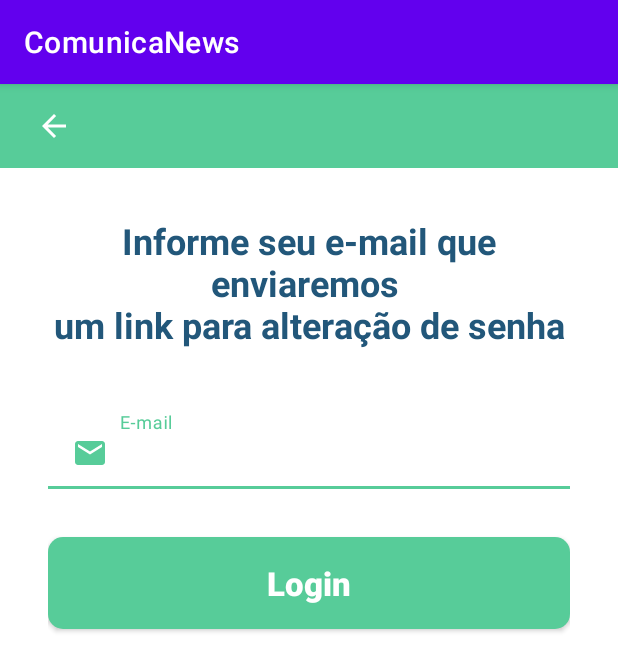
After one commit to biduzilla/comunica_news, an Android app: the RecuperarContaActivity screen opened directly, with no data from a screen before it, on a phone screen of 412 x 824 dp. The commit adds this screen. Shown: the top 671 px of the screen. Run offline under Robolectric (Android 15) with nearby library versions, the phone set to English and light mode, and no system bars.

Commit message:
layout recuperar senha

```diff
--- a/ComunicaNews/app/src/main/AndroidManifest.xml
+++ b/ComunicaNews/app/src/main/AndroidManifest.xml
@@ -1,6 +1,6 @@
 <?xml version="1.0" encoding="utf-8"?>
 <manifest xmlns:android="http://schemas.android.com/apk/res/android"
-    xmlns:tools="http://schemas.android.com/tools" >
+    xmlns:tools="http://schemas.android.com/tools">
 
     <application
         android:allowBackup="true"
@@ -11,24 +11,31 @@
         android:roundIcon="@mipmap/ic_launcher_round"
         android:supportsRtl="true"
         android:theme="@style/Theme.ComunicaNews"
-        tools:targetApi="31" >
+        tools:targetApi="31">
+        <activity
+            android:name=".ui.activity.auth.RecuperarContaActivity"
+            android:exported="false">
+            <meta-data
+                android:name="android.app.lib_name"
+                android:value="" />
+        </activity>
         <activity
             android:name=".ui.activity.auth.CriarContaActivity"
-            android:exported="false" >
+            android:exported="false">
             <meta-data
                 android:name="android.app.lib_name"
                 android:value="" />
         </activity>
         <activity
             android:name=".ui.activity.auth.LoginActivity"
-            android:exported="false" >
+            android:exported="false">
             <meta-data
                 android:name="android.app.lib_name"
                 android:value="" />
         </activity>
         <activity
             android:name=".ui.activity.SplashActivity"
-            android:exported="true" >
+            android:exported="true">
             <intent-filter>
                 <action android:name="android.intent.action.MAIN" />
 
--- /dev/null
+++ b/ComunicaNews/app/src/main/java/com/toddy/comunicanews/ui/activity/auth/RecuperarContaActivity.kt
@@ -0,0 +1,17 @@
+package com.toddy.comunicanews.ui.activity.auth
+
+import android.app.Activity
+import androidx.appcompat.app.AppCompatActivity
+import android.os.Bundle
+import com.toddy.comunicanews.databinding.ActivityRecuperarContaBinding
+
+class RecuperarContaActivity : AppCompatActivity() {
+    private val binding by lazy {
+        ActivityRecuperarContaBinding.inflate(layoutInflater)
+    }
+
+    override fun onCreate(savedInstanceState: Bundle?) {
+        super.onCreate(savedInstanceState)
+        setContentView(binding.root)
+    }
+}
--- a/ComunicaNews/app/src/main/res/layout/activity_criar_conta.xml
+++ b/ComunicaNews/app/src/main/res/layout/activity_criar_conta.xml
@@ -30,7 +30,7 @@
             android:orientation="vertical">
 
             <com.google.android.material.textfield.TextInputLayout
-
+                style="@style/LoginTextInputLayoutStyle"
                 android:layout_width="match_parent"
                 android:layout_height="wrap_content"
                 android:layout_marginTop="16dp"
@@ -58,7 +58,7 @@
             </com.google.android.material.textfield.TextInputLayout>
 
             <com.google.android.material.textfield.TextInputLayout
-
+                style="@style/LoginTextInputLayoutStyle"
                 android:layout_width="match_parent"
                 android:layout_height="wrap_content"
                 android:layout_marginTop="16dp"
@@ -85,7 +85,7 @@
                     app:drawableTint="@color/text_input_box_stroke" />
 
                 <com.google.android.material.textfield.TextInputLayout
-
+                    style="@style/LoginTextInputLayoutStyle"
                     android:layout_width="match_parent"
                     android:layout_height="wrap_content"
                     android:layout_marginTop="16dp"
@@ -117,7 +117,7 @@
             </com.google.android.material.textfield.TextInputLayout>
 
             <com.google.android.material.textfield.TextInputLayout
-
+                style="@style/LoginTextInputLayoutStyle"
                 android:layout_width="match_parent"
                 android:layout_height="wrap_content"
                 android:layout_marginTop="16dp"
@@ -145,7 +145,7 @@
             </com.google.android.material.textfield.TextInputLayout>
 
             <com.google.android.material.textfield.TextInputLayout
-
+                style="@style/LoginTextInputLayoutStyle"
                 android:layout_width="match_parent"
                 android:layout_height="wrap_content"
                 android:layout_marginTop="16dp"
--- /dev/null
+++ b/ComunicaNews/app/src/main/res/layout/activity_recuperar_conta.xml
@@ -0,0 +1,97 @@
+<?xml version="1.0" encoding="utf-8"?>
+<androidx.constraintlayout.widget.ConstraintLayout xmlns:android="http://schemas.android.com/apk/res/android"
+    xmlns:app="http://schemas.android.com/apk/res-auto"
+    xmlns:tools="http://schemas.android.com/tools"
+    android:layout_width="match_parent"
+    android:layout_height="match_parent"
+    android:background="@color/white"
+    tools:context=".ui.activity.auth.RecuperarContaActivity">
+
+    <include
+        android:id="@+id/toolbar_voltar"
+        layout="@layout/toolbar_voltar"
+        app:layout_constraintStart_toStartOf="parent"
+        app:layout_constraintTop_toTopOf="parent" />
+
+    <ScrollView
+        android:layout_width="match_parent"
+        android:layout_height="0dp"
+        android:fillViewport="true"
+        app:layout_constraintBottom_toBottomOf="parent"
+        app:layout_constraintEnd_toEndOf="parent"
+        app:layout_constraintStart_toStartOf="parent"
+        app:layout_constraintTop_toBottomOf="@id/toolbar_voltar">
+
+        <LinearLayout
+            android:layout_width="match_parent"
+            android:layout_height="wrap_content"
+            android:layout_margin="32dp"
+            android:gravity="center_horizontal"
+            android:orientation="vertical">
+
+            <TextView
+                android:id="@+id/textView"
+                android:layout_width="match_parent"
+                android:layout_height="wrap_content"
+                android:text="@string/texto_recuperar_senha"
+                android:textAlignment="center"
+                android:textColor="@color/lapis_lazuli"
+                android:textSize="24sp"
+                android:textStyle="bold"
+                app:layout_constraintEnd_toEndOf="parent"
+                app:layout_constraintStart_toStartOf="parent"
+                app:layout_constraintTop_toBottomOf="@+id/include" />
+
+            <com.google.android.material.textfield.TextInputLayout
+                android:layout_width="match_parent"
+                android:layout_height="wrap_content"
+                android:layout_marginTop="32dp"
+                android:hint="@string/e_mail"
+                android:textColorHint="@color/text_input_box_stroke"
+                app:boxBackgroundColor="@color/white"
+                app:boxCornerRadiusBottomEnd="10dp"
+                app:boxCornerRadiusBottomStart="10dp"
+                app:boxCornerRadiusTopEnd="10dp"
+                app:boxCornerRadiusTopStart="10dp"
+                app:boxStrokeColor="@color/text_input_box_stroke"
+                app:hintTextColor="@color/text_input_box_stroke">
+
+                <com.google.android.material.textfield.TextInputEditText
+                    android:id="@+id/edt_email"
+                    android:layout_width="match_parent"
+                    android:layout_height="wrap_content"
+                    android:drawableStart="@drawable/ic_email"
+                    android:drawablePadding="8dp"
+                    android:inputType="textEmailAddress"
+                    android:textColor="@color/verdigris"
+                    android:textSize="20sp"
+                    app:drawableTint="@color/text_input_box_stroke" />
+            </com.google.android.material.textfield.TextInputLayout>
+
+            <ProgressBar
+                android:id="@+id/progress_circular"
+                android:layout_width="wrap_content"
+                android:layout_height="wrap_content"
+                android:layout_gravity="center"
+                android:layout_marginTop="32dp"
+                android:indeterminateTint="@color/esmerald"
+                android:visibility="gone"
+                tools:visibility="visible" />
+
+            <android.widget.Button
+                android:id="@+id/btn_login"
+                android:layout_width="match_parent"
+                android:layout_height="wrap_content"
+                android:layout_marginTop="32dp"
+                android:background="@drawable/btn_press_esmerald"
+                android:paddingVertical="16dp"
+                android:text="@string/login"
+                android:textAllCaps="false"
+                android:textColor="@color/white"
+                android:textSize="22sp"
+                android:textStyle="bold" />
+        </LinearLayout>
+
+
+    </ScrollView>
+</androidx.constraintlayout.widget.ConstraintLayout>
--- a/ComunicaNews/app/src/main/res/values/strings.xml
+++ b/ComunicaNews/app/src/main/res/values/strings.xml
@@ -10,4 +10,5 @@
     <string name="confirmar_senha">Confirmar Senha</string>
     <string name="nome">Nome</string>
     <string name="telefone">Telefone</string>
+    <string name="texto_recuperar_senha">Informe seu e-mail que enviaremos \num link para alteração de senha</string>
 </resources>
```
